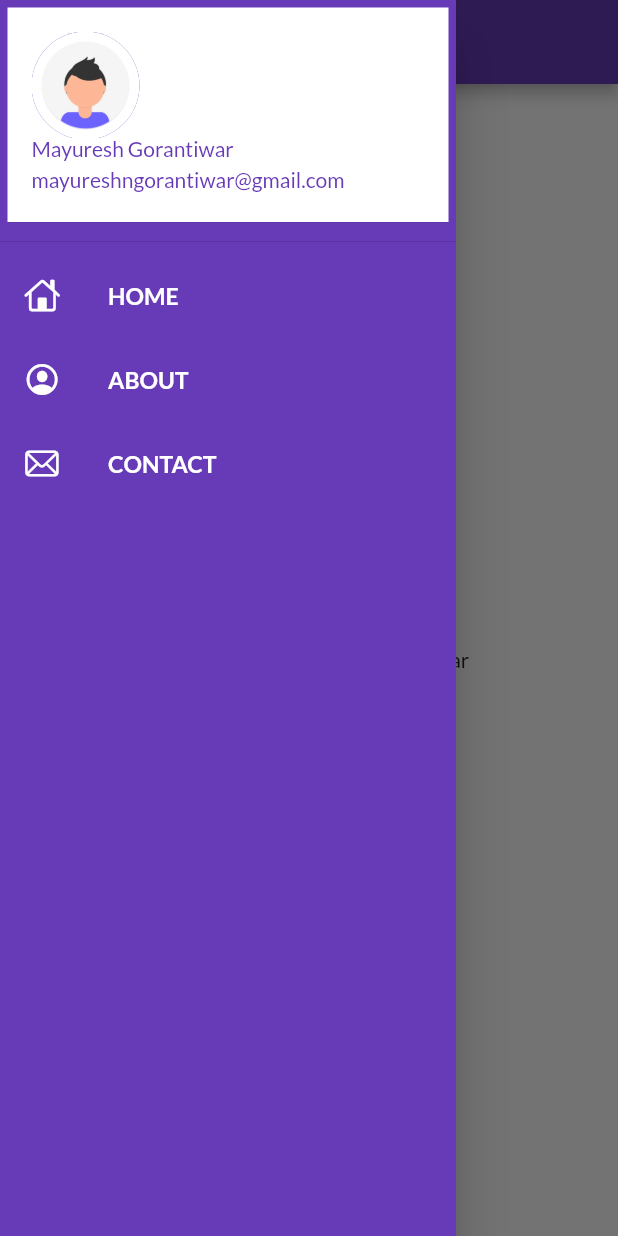
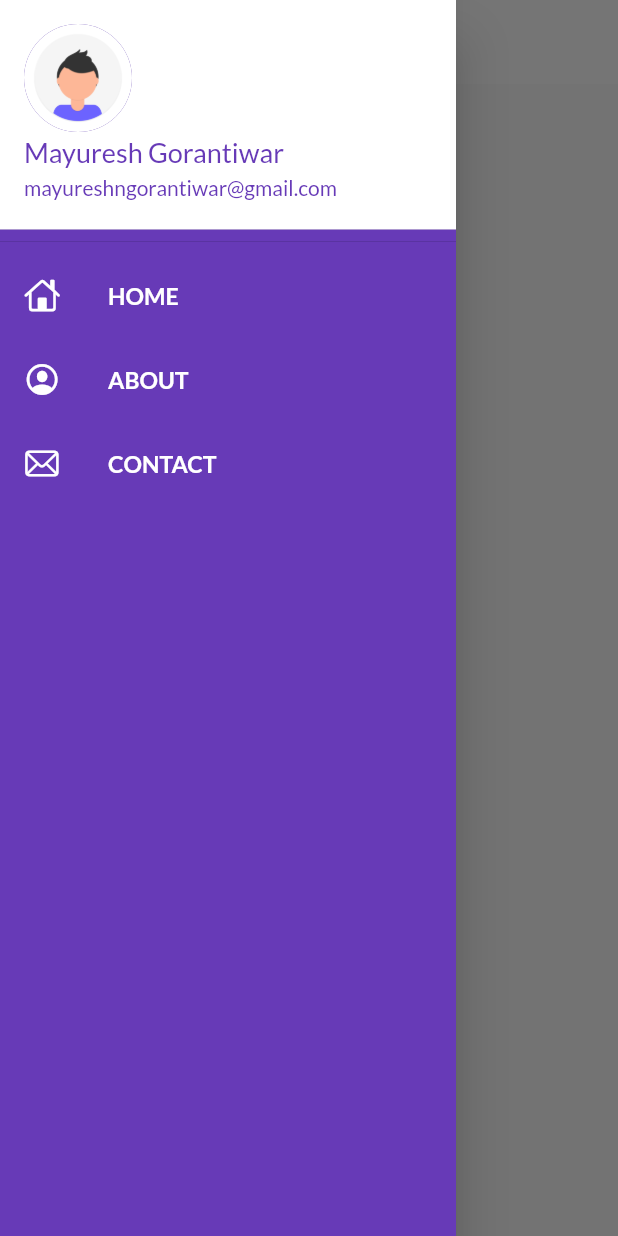
Before and after one commit to Mayuresh-NG/app, a Flutter app: the screen it shows after launch, with the side drawer open, on a phone screen of 412 x 824 dp. Run offline on Flutter 3.47's test engine with Material 2 defaults, Android fonts, the phone set to English and light mode, and no system bars; our stand-ins replace google_fonts.

Commit message:
day 10 completed

```diff
--- a/lib/main.dart
+++ b/lib/main.dart
@@ -1,8 +1,9 @@
 import 'package:flutter/material.dart';
 import 'package:untitled1/pages/loginpage.dart';
 import 'package:untitled1/utility/routes.dart';
+import 'package:untitled1/widgets/themes.dart';
 import 'pages/home.dart';
-import 'package:google_fonts/google_fonts.dart';
+//import 'package:google_fonts/google_fonts.dart';
 void main()
 {
   runApp(app());
@@ -13,14 +14,9 @@ class app extends StatelessWidget {
   Widget build(BuildContext context) {
     return MaterialApp(
       themeMode: ThemeMode.light,
-      theme: ThemeData(
-          primarySwatch: Colors.deepPurple,
-          fontFamily: GoogleFonts.lato().fontFamily
-      ),
+      theme: MyTheme.lightTheme(context),
+      darkTheme: MyTheme.darkTheme(context),
       debugShowCheckedModeBanner: false,
-      darkTheme: ThemeData(
-        brightness: Brightness.dark,
-      ),
       initialRoute: "/home",
       routes: {
         "/": (context) => login(),
--- a/lib/pages/home.dart
+++ b/lib/pages/home.dart
@@ -3,16 +3,15 @@ import 'package:flutter/material.dart';
 import '../widgets/drawer.dart';
 
 class home extends StatelessWidget {
-num temp = 15.36;
   @override
   Widget build(BuildContext context) {
     return Scaffold(
       appBar: AppBar(
-        title: Text("Mayuresh app"),
+        title: Text("Catalog App"),
       ),
         body: Center(
           child: Container(
-            child: Text("This is $temp Mayuresh Gorantiwar"),
+            child: Text(""),
           ),
         ),
         drawer: MyDrawer(),
--- a/lib/widgets/drawer.dart
+++ b/lib/widgets/drawer.dart
@@ -10,12 +10,12 @@ class MyDrawer extends StatelessWidget {
         child: ListView(
           children: [
             DrawerHeader(
-              padding: const EdgeInsets.fromLTRB(5, 5, 5, 5),
+              padding: const EdgeInsets.fromLTRB(0, 0, 0, 0),
                 child: UserAccountsDrawerHeader(
                   decoration: BoxDecoration(
                     color: Colors.white,
                   ),
-                  accountName: Text("Mayuresh Gorantiwar", style: TextStyle(color:Colors.deepPurple)),
+                  accountName: Text("Mayuresh Gorantiwar", style: TextStyle(color:Colors.deepPurple,fontSize:18)),
                   accountEmail: Text("mayureshngorantiwar@gmail.com",style: TextStyle(color:Colors.deepPurple)),
                   currentAccountPicture: CircleAvatar(
                       backgroundImage: AssetImage("images/img/2.png"),
--- /dev/null
+++ b/lib/widgets/themes.dart
@@ -0,0 +1,24 @@
+import 'package:flutter/material.dart';
+import 'package:google_fonts/google_fonts.dart';
+
+class MyTheme{
+    static ThemeData lightTheme(BuildContext context) =>ThemeData(
+    primarySwatch: Colors.deepPurple,
+    fontFamily: GoogleFonts.lato().fontFamily,
+    appBarTheme: AppBarTheme(
+      color: Colors.white,
+      iconTheme: IconThemeData(color: Colors.black),
+      titleTextStyle: TextStyle(color: Colors.black , fontSize: 20),
+      elevation: 0.0,
+    ));
+
+    static ThemeData darkTheme(BuildContext context) => ThemeData(
+      brightness: Brightness.dark,
+        appBarTheme: AppBarTheme(
+          color: Colors.black,
+          iconTheme: IconThemeData(color: Colors.deepPurple),
+          titleTextStyle: TextStyle(color: Colors.deepPurple , fontSize: 20),
+        )
+
+    );
+}
```
